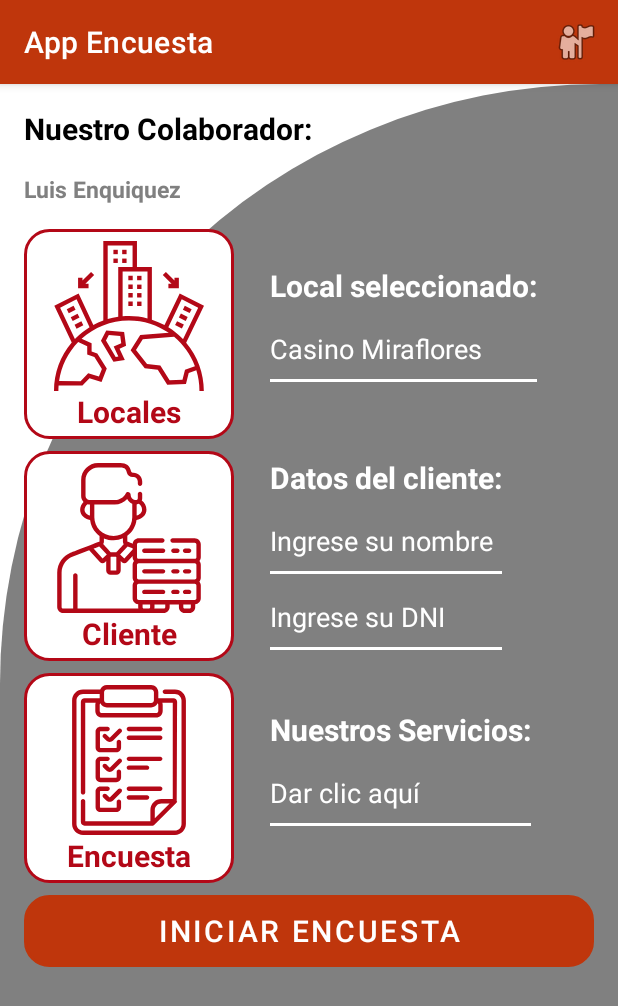
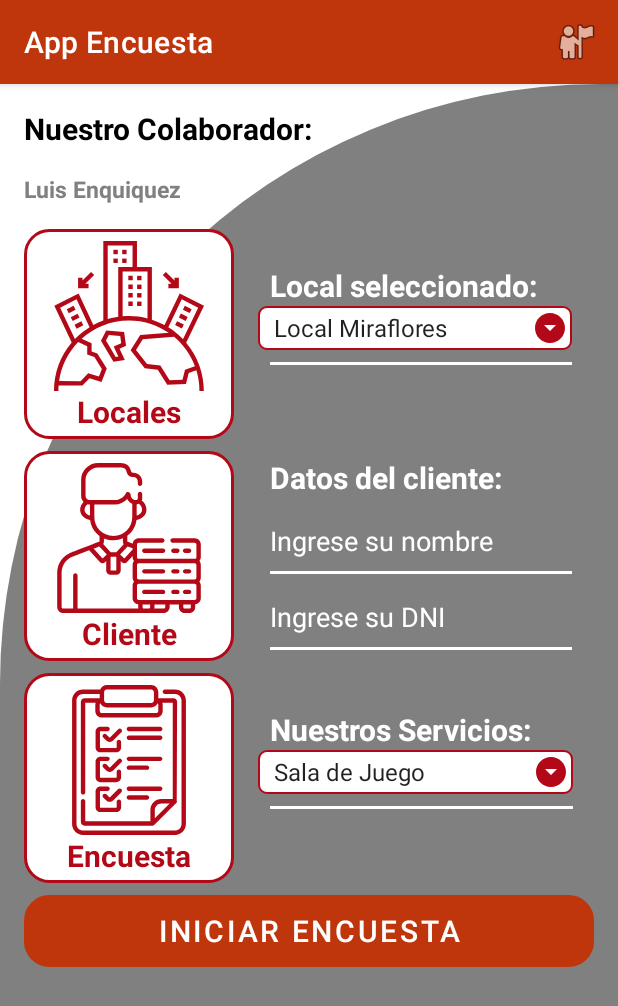
Before and after one commit to U201519670/AppEncuesta, an Android app: the screen it shows after launch (DashActivity), on a phone screen of 412 x 824 dp. Shown: the top 1006 px of the screen. Run offline under Robolectric (Android 15) with nearby library versions, the phone set to English and light mode, and no system bars.

Commit message:
encuesta_p2

```diff
--- a/app/src/main/java/com/example/myproject1/DashActivity.kt
+++ b/app/src/main/java/com/example/myproject1/DashActivity.kt
@@ -10,9 +10,8 @@ import kotlinx.android.synthetic.main.activity_dash.*
 import kotlinx.android.synthetic.main.activity_datos_clientes.*
 import android.R.id
 import android.content.Context
-import android.widget.TextView
 import android.view.View
-import android.widget.EditText
+import android.widget.*
 
 
 class DashActivity : AppCompatActivity() {
@@ -25,11 +24,65 @@ class DashActivity : AppCompatActivity() {
         super.onCreate(savedInstanceState)
         setContentView(R.layout.activity_dash)
 
+        //Spinner de Locales
+        val spinner = findViewById<Spinner>(R.id.spnLocales)
+
+        //val lista = listOf("PHP", "C++","SQL", "Java")
+
+        val lista = resources.getStringArray(R.array.locales)
+
+        val adaptador = ArrayAdapter(this, android.R.layout.simple_spinner_item, lista)
+        spinner.adapter = adaptador
+
+        spinner.onItemSelectedListener = object:
+            AdapterView.OnItemSelectedListener{
+            override fun onItemSelected(
+                parent: AdapterView<*>?,
+                view: View?,
+                position: Int,
+                id: Long
+            ) {
+                Toast.makeText(this@DashActivity,lista[position],Toast.LENGTH_SHORT).show()
+            }
+
+            override fun onNothingSelected(parent: AdapterView<*>?) {
+                TODO("Not yet implemented")
+            }
+
+        }
+
+        //Spinner de Servicios
+        val spinner2 = findViewById<Spinner>(R.id.spnServicios)
+
+        //val lista = listOf("PHP", "C++","SQL", "Java")
+
+        val lista2 = resources.getStringArray(R.array.servicios)
+
+        val adaptador2 = ArrayAdapter(this, android.R.layout.simple_spinner_item, lista2)
+        spinner2.adapter = adaptador2
+
+        spinner2.onItemSelectedListener = object:
+            AdapterView.OnItemSelectedListener{
+            override fun onItemSelected(
+                parent: AdapterView<*>?,
+                view: View?,
+                position: Int,
+                id: Long
+            ) {
+                Toast.makeText(this@DashActivity,lista2[position],Toast.LENGTH_SHORT).show()
+            }
+
+            override fun onNothingSelected(parent: AdapterView<*>?) {
+                TODO("Not yet implemented")
+            }
+
+        }
+
         linearLayout_3.setOnClickListener {
             startActivity(Intent(this, DatosClientesActivity::class.java))
         }
 
-        linearLayout_5.setOnClickListener {
+        /**linearLayout_5.setOnClickListener {
             startActivity(Intent(this, ServiciosActivity::class.java))
         }
 
@@ -37,7 +90,7 @@ class DashActivity : AppCompatActivity() {
         val editor = intent.getStringExtra("MY_SHARED_PREF")
         if (editor != null) {
             textView16!!.text = editor
-        }
+        }**/
 
         textView12 = findViewById<View>(R.id.textView12) as TextView
         val nombres = intent.getStringExtra("nombres")
@@ -67,39 +120,4 @@ class DashActivity : AppCompatActivity() {
             else -> super.onOptionsItemSelected(item)
         }
     }
-
-    override fun onStart() {
-        super.onStart()
-
-    }
-
-    override fun onResume() {
-        super.onResume()
-
-    }
-
-    fun mostrarDato() {
-
-
-    }
-
-    override fun onPause() {
-        super.onPause()
-
-    }
-
-    override fun onStop() {
-        super.onStop()
-
-    }
-
-    override fun onRestart() {
-        super.onRestart()
-
-    }
-
-    override fun onDestroy() {
-        super.onDestroy()
-
-    }
 }
--- /dev/null
+++ b/app/src/main/res/drawable/ic_spinner_24.xml
@@ -0,0 +1,5 @@
+<vector android:height="24dp" android:tint="#B30817"
+    android:viewportHeight="24" android:viewportWidth="24"
+    android:width="24dp" xmlns:android="http://schemas.android.com/apk/res/android">
+    <path android:fillColor="@android:color/white" android:pathData="M12,2C6.48,2 2,6.48 2,12s4.48,10 10,10 10,-4.48 10,-10S17.52,2 12,2zM12,14l-4,-4h8l-4,4z"/>
+</vector>
--- /dev/null
+++ b/app/src/main/res/drawable/spinner_style.xml
@@ -0,0 +1,29 @@
+<?xml version="1.0" encoding="utf-8"?>
+<selector xmlns:android="http://schemas.android.com/apk/res/android">
+    <item>
+        <layer-list>
+            <item>
+                <shape>
+                    <gradient
+                        android:angle="90"
+                        android:endColor="#ffffff"
+                        android:startColor="#ffffff"
+                        android:type="linear"/>
+                    <stroke
+                        android:width="1dp"
+                        android:color="#B30817"/>
+                    <corners
+                        android:radius="5dp"/>
+                    <padding
+                        android:bottom="3dp"
+                        android:left="3dp"
+                        android:right="3dp"
+                        android:top="3dp"/>
+                </shape>
+            </item>
+            <item
+                android:drawable="@drawable/ic_spinner_24"
+                android:gravity="center_vertical|right"/>
+        </layer-list>
+    </item>
+</selector>
--- a/app/src/main/res/layout/activity_dash.xml
+++ b/app/src/main/res/layout/activity_dash.xml
@@ -84,24 +84,19 @@
             android:layout_height="wrap_content"
             android:layout_marginStart="8dp"
             android:layout_marginTop="16dp"
-            android:text="Local seleccionado:"
+            android:text="Local seleccionado:     "
             android:textColor="@color/white"
             android:textSize="20sp"
             android:textStyle="bold"
             app:layout_constraintStart_toEndOf="@+id/linearLayout"
             app:layout_constraintTop_toBottomOf="@+id/textView4" />
 
-        <TextView
-            android:id="@+id/textView9"
-            android:layout_width="wrap_content"
+        <Spinner
+            android:id="@+id/spnLocales"
+            android:layout_width="match_parent"
             android:layout_height="wrap_content"
-            android:layout_marginStart="8dp"
-            android:layout_marginTop="16dp"
-            android:text="Casino Miraflores"
-            android:textColor="@color/white"
-            android:textSize="18sp"
-            app:layout_constraintStart_toEndOf="@+id/linearLayout"
-            app:layout_constraintTop_toBottomOf="@+id/textView8" />
+            tools:listitem="@layout/item_spinner_framework"
+            android:background="@drawable/spinner_style"/>
 
         <View
             android:layout_width="match_parent"
@@ -131,7 +126,7 @@
             android:layout_width="100dp"
             android:layout_height="100dp"
             android:layout_gravity="center"
-            app:srcCompat="@drawable/ic_client_64" />
+            app:srcCompat="@drawable/ic_client_64"/>
 
         <TextView
             android:id="@+id/textView10"
@@ -162,7 +157,7 @@
             android:layout_height="wrap_content"
             android:layout_marginStart="8dp"
             android:layout_marginTop="4dp"
-            android:text="Datos del cliente:"
+            android:text="Datos del cliente:          "
             android:textColor="@color/white"
             android:textSize="20sp"
             android:textStyle="bold"
@@ -261,24 +256,19 @@
             android:layout_height="wrap_content"
             android:layout_marginStart="8dp"
             android:layout_marginTop="16dp"
-            android:text="Nuestros Servicios:"
+            android:text="Nuestros Servicios:      "
             android:textColor="@color/white"
             android:textSize="20sp"
             android:textStyle="bold"
             app:layout_constraintStart_toEndOf="@+id/linearLayout"
             app:layout_constraintTop_toBottomOf="@+id/textView4" />
 
-        <TextView
-            android:id="@+id/textView16"
-            android:layout_width="wrap_content"
+        <Spinner
+            android:id="@+id/spnServicios"
+            android:layout_width="match_parent"
             android:layout_height="wrap_content"
-            android:layout_marginStart="8dp"
-            android:layout_marginTop="16dp"
-            android:text="Dar clic aquí"
-            android:textColor="@color/white"
-            android:textSize="18sp"
-            app:layout_constraintStart_toEndOf="@+id/linearLayout"
-            app:layout_constraintTop_toBottomOf="@+id/textView8" />
+            tools:listitem="@layout/item_spinner_framework"
+            android:background="@drawable/spinner_style"/>
 
         <View
             android:layout_width="match_parent"
```
Also changed, not shown: app/src/main/java/com/example/myproject1/DatosClientesActivity.kt (+5 -2 lines), app/src/main/res/drawable/item_spinner_style.xml (added, +8 -0 lines), app/src/main/res/layout/item_spinner_framework.xml (added, +39 -0 lines), app/src/main/res/layout/item_spinner_inicial.xml (added, +27 -0 lines), app/src/main/res/values/strings.xml (+17 -0 lines).
